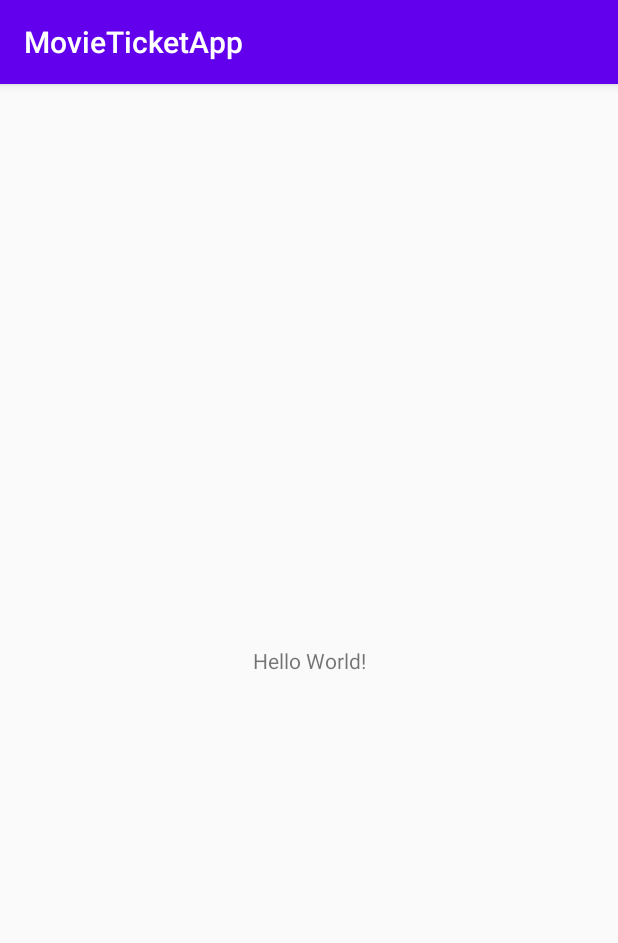
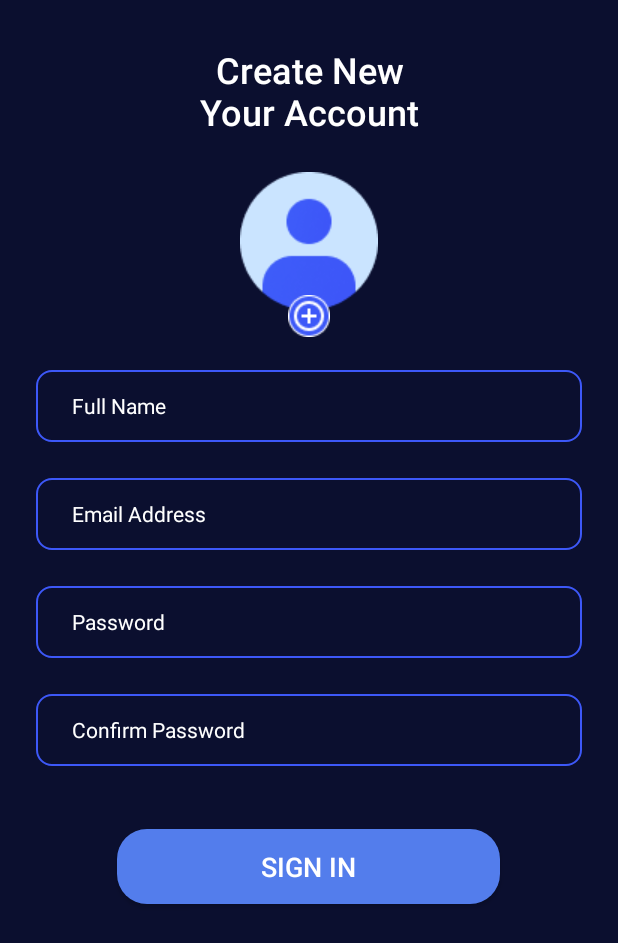
Before and after one commit to ManhHoDinh/MovieTicketApp, an Android app: the screen it shows after launch (MainActivity before the commit, SignUpActivity after it), on a phone screen of 412 x 824 dp. Shown: the top 943 px of the screen. Run offline under Robolectric (Android 15) with nearby library versions, the phone set to English and light mode, and no system bars.

Commit message:
Temple Login and Sign In

```diff
--- a/app/src/main/AndroidManifest.xml
+++ b/app/src/main/AndroidManifest.xml
@@ -11,8 +11,9 @@
         android:supportsRtl="true"
         android:theme="@style/Theme.MovieTicketApp"
         tools:targetApi="31">
+
         <activity
-            android:name=".MainActivity"
+            android:name=".SignUpActivity"
             android:exported="true">
             <intent-filter>
                 <action android:name="android.intent.action.MAIN" />
--- /dev/null
+++ b/app/src/main/java/com/example/movieticketapp/SignUpActivity.java
@@ -0,0 +1,13 @@
+package com.example.movieticketapp;
+
+import android.support.v7.app.AppCompatActivity;
+import android.os.Bundle;
+
+public class SignUpActivity extends AppCompatActivity {
+
+    @Override
+    protected void onCreate(Bundle savedInstanceState) {
+        super.onCreate(savedInstanceState);
+        setContentView(R.layout.activity_sign_up);
+    }
+}
--- /dev/null
+++ b/app/src/main/res/drawable/button_background.xml
@@ -0,0 +1,5 @@
+<?xml version="1.0" encoding="utf-8"?>
+<shape xmlns:android="http://schemas.android.com/apk/res/android">
+<solid android:color="@color/login_unable"/>
+    <corners android:radius="20dp"/>
+</shape>
--- /dev/null
+++ b/app/src/main/res/drawable/edittext_boder.xml
@@ -0,0 +1,6 @@
+<?xml version="1.0" encoding="utf-8"?>
+<shape xmlns:android="http://schemas.android.com/apk/res/android">
+<stroke android:color="@color/main_color"
+    android:width="1dp"/>
+    <corners android:radius="10dp"/>
+</shape>
--- /dev/null
+++ b/app/src/main/res/layout/activity_sign_up.xml
@@ -0,0 +1,101 @@
+<?xml version="1.0" encoding="utf-8"?>
+<android.support.constraint.ConstraintLayout xmlns:android="http://schemas.android.com/apk/res/android"
+    xmlns:app="http://schemas.android.com/apk/res-auto"
+    xmlns:tools="http://schemas.android.com/tools"
+    android:layout_width="match_parent"
+    android:layout_height="match_parent"
+    android:paddingLeft="24dp"
+    android:paddingRight="24dp"
+    android:background="@color/dark_background_1"
+    tools:context=".SignUpActivity">
+    <LinearLayout
+        android:orientation="vertical"
+        android:layout_width="match_parent"
+        android:layout_height="match_parent"
+        android:gravity="left">
+        <TextView
+            android:layout_width="match_parent"
+            android:layout_height="wrap_content"
+            android:gravity="center"
+            android:text="Create New\nYour Account"
+            android:textSize="24dp"
+            android:layout_marginTop="30dp"
+            android:layout_marginBottom="24dp"
+            style="@style/TextAppearance.AppCompat.Light.SearchResult.Title"
+            android:textColor="@color/white_background"/>
+        <ImageView
+            android:layout_width="wrap_content"
+            android:layout_height="wrap_content"
+            android:layout_gravity="center"
+            android:src="@drawable/profile"
+            />
+        <ImageView
+            android:layout_width="wrap_content"
+            android:layout_height="wrap_content"
+            android:layout_gravity="center"
+            android:src="@drawable/add"
+            android:translationY="-10dp"/>
+        <EditText
+            android:layout_width="match_parent"
+            android:layout_height="48dp"
+            android:hint="Full Name"
+            android:textSize="14dp"
+            android:textColorHint="@color/white_background"
+            android:background="@drawable/edittext_boder"
+            android:textColor="@color/white_background"
+            android:paddingLeft="24dp"
+            android:layout_marginTop="12dp"
+            android:layout_marginBottom="12dp"
+            android:id="@+id/fullname"/>
+        <EditText
+            android:layout_width="match_parent"
+            android:layout_height="48dp"
+            android:hint="Email Address"
+            android:textSize="14dp"
+            android:textColorHint="@color/white_background"
+            android:background="@drawable/edittext_boder"
+            android:textColor="@color/white_background"
+            android:paddingLeft="24dp"
+            android:layout_marginTop="12dp"
+            android:layout_marginBottom="12dp"
+            android:id="@+id/emailaddress"/>
+        <EditText
+            android:layout_width="match_parent"
+            android:layout_height="48dp"
+            android:hint="Password"
+            android:textSize="14dp"
+            android:textColorHint="@color/white_background"
+            android:inputType="textPassword"
+            android:background="@drawable/edittext_boder"
+            android:textColor="@color/white_background"
+            android:paddingLeft="24dp"
+            android:layout_marginTop="12dp"
+            android:layout_marginBottom="12dp"
+            android:id="@+id/password"/>
+        <EditText
+            android:layout_width="match_parent"
+            android:layout_height="48dp"
+            android:hint="Confirm Password"
+            android:textSize="14dp"
+            android:textColorHint="@color/white_background"
+            android:inputType="textPassword"
+            android:background="@drawable/edittext_boder"
+            android:textColor="@color/white_background"
+            android:paddingLeft="24dp"
+            android:layout_marginTop="12dp"
+            android:layout_marginBottom="12dp"
+            android:id="@+id/confirmpassword"/>
+        <Button
+            android:layout_width="255dp"
+            android:layout_height="50dp"
+            android:gravity="center"
+            android:layout_gravity="center"
+            android:text="Sign In"
+            android:layout_marginTop="30dp"
+            android:background="@drawable/button_background"
+            android:textColor="@color/white_background"
+            android:textSize="18dp"
+            android:id="@+id/SignUpBtn"
+            />
+    </LinearLayout>
+</android.support.constraint.ConstraintLayout>
--- a/app/src/main/res/values-night/themes.xml
+++ b/app/src/main/res/values-night/themes.xml
@@ -1,6 +1,6 @@
 <resources xmlns:tools="http://schemas.android.com/tools">
     <!-- Base application theme. -->
-    <style name="Theme.MovieTicketApp" parent="Theme.AppCompat.Light.DarkActionBar">
+    <style name="Theme.MovieTicketApp" parent="Theme.AppCompat.DayNight.NoActionBar">
         <!-- Primary brand color. -->
         <item name="colorPrimary">@color/purple_200</item>
         <item name="colorPrimaryDark">@color/purple_700</item>
--- a/app/src/main/res/values/colors.xml
+++ b/app/src/main/res/values/colors.xml
@@ -16,4 +16,6 @@
     <color name="dark_background_2">#FF151D3B</color>
     <color name="dark_background_1">#FF0B0F2F</color>
     <color name="very_dark_background">#FF051138</color>
+    <color name="login_unable">#FF537DEC</color>
+    <color name="signup_color1">#FF449EEF</color>
 </resources>
--- a/app/src/main/res/values/themes.xml
+++ b/app/src/main/res/values/themes.xml
@@ -1,6 +1,6 @@
 <resources xmlns:tools="http://schemas.android.com/tools">
     <!-- Base application theme. -->
-    <style name="Theme.MovieTicketApp" parent="Theme.AppCompat.Light.DarkActionBar">
+    <style name="Theme.MovieTicketApp" parent="Theme.AppCompat.DayNight.NoActionBar">
         <!-- Primary brand color. -->
         <item name="colorPrimary">@color/purple_500</item>
         <item name="colorPrimaryDark">@color/purple_700</item>
```
Also changed, not shown: app/src/main/java/com/example/movieticketapp/SignInActivity.java (added, +13 -0 lines), app/src/main/res/layout/activity_sign_in.xml (added, +120 -0 lines), app/src/main/res/drawable/add.png (added), app/src/main/res/drawable/logo.png (added), app/src/main/res/drawable/media_facebook.png (added), app/src/main/res/drawable/media_google.png (added), app/src/main/res/drawable/profile.png (added).
